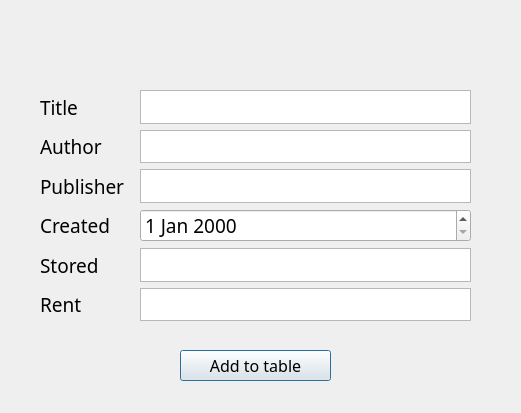
Before: the Qt Designer form final_BookManagement/BookManagement/adddialog.ui in yewl1110/opensourceSW, drawn with Qt 5.
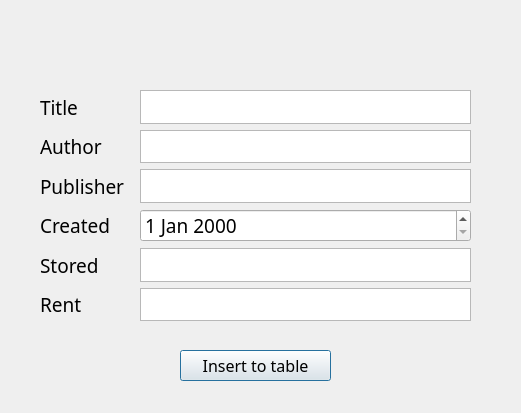
After: the same form once the commit is applied.

The edit to the form file:
```diff
--- a/final_BookManagement/BookManagement/adddialog.ui
+++ b/final_BookManagement/BookManagement/adddialog.ui
@@ -106,7 +106,7 @@
     </font>
    </property>
    <property name="text">
-    <string>Add to table</string>
+    <string>Insert to table</string>
    </property>
   </widget>
   <widget class="QWidget" name="verticalLayoutWidget">
```
